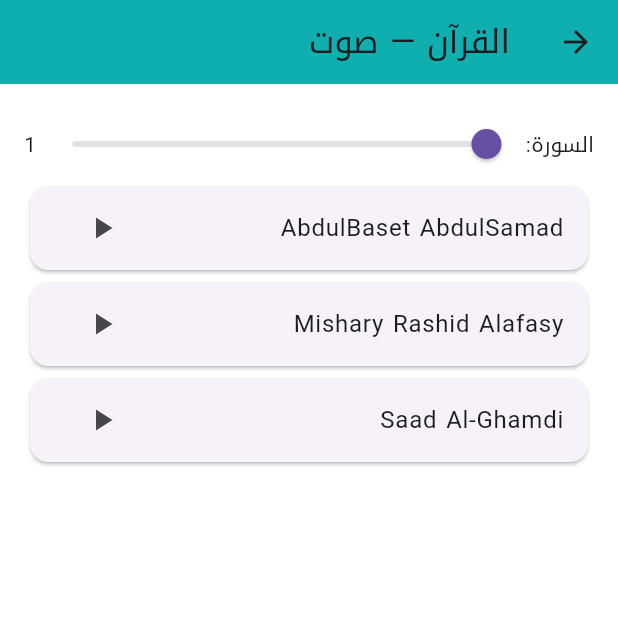
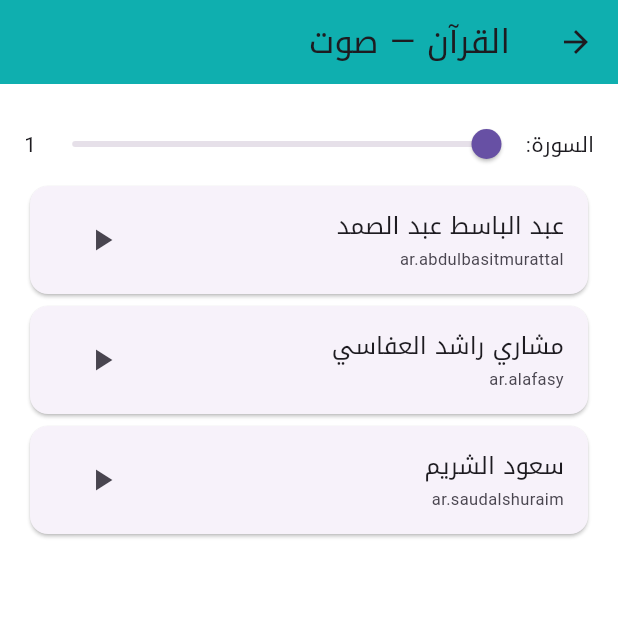
Before and after one commit to AbdoAnany/Muslim-Life, a Flutter app: the QuranRecitersScreen screen opened directly, after a tap on the "play arrow" icon, on a phone screen of 412 x 824 dp, the top half of it. Run offline on Flutter 3.47's test engine with Material 3 defaults, Android fonts, the phone set to English and light mode, and no system bars; our stand-ins replace assets_audio_player, carousel_slider, dio, flutter_bloc, flutter_local_notifications, flutter_screenutil and 16 more; missing offline and left inert: flutter_qiblah, home_widget, new_version_plus; accounts and stored records are empty; network calls fail.

Commit message:
fix(quran-audio): replace Saad Al-Ghamdi CDN edition (HTTP 403)
ar.saadalgamdi causes just_audio PlatformException -11800 on iOS.
Switch to Shuraim and wrap playback in try/catch with Arabic SnackBar.

```diff
--- a/lib/features/quran_audio/quran_reciters_screen.dart
+++ b/lib/features/quran_audio/quran_reciters_screen.dart
@@ -3,7 +3,7 @@ import 'package:flutter/material.dart';
 import 'package:just_audio/just_audio.dart';
 import 'package:just_audio_background/just_audio_background.dart';
 
-/// Multiple reciters via Al Quran Cloud CDN (streamed; offline text in QuranReader).
+/// Multiple reciters via islamic.network CDN (streamed; offline text in QuranReader).
 class QuranRecitersScreen extends StatefulWidget {
   const QuranRecitersScreen({super.key});
 
@@ -13,23 +13,54 @@ class QuranRecitersScreen extends StatefulWidget {
 
 class _QuranRecitersScreenState extends State<QuranRecitersScreen> {
   final _player = AudioPlayer();
+  bool _loading = false;
+
+  /// Only editions that return HTTP 200 on the audio-surah CDN.
   static const _reciters = [
-    _Reciter('AbdulBaset AbdulSamad', 'ar.abdulbasitmurattal'),
-    _Reciter('Mishary Rashid Alafasy', 'ar.alafasy'),
-    _Reciter('Saad Al-Ghamdi', 'ar.saadalgamdi'),
+    _Reciter('عبد الباسط عبد الصمد', 'ar.abdulbasitmurattal'),
+    _Reciter('مشاري راشد العفاسي', 'ar.alafasy'),
+    _Reciter('سعود الشريم', 'ar.saudalshuraim'),
   ];
   int _surah = 1;
 
   Future<void> _play(_Reciter reciter) async {
     final url =
         'https://cdn.islamic.network/quran/audio-surah/128/${reciter.edition}/$_surah.mp3';
+    setState(() {
+      _loading = true;
+    });
+    try {
+      await _player.stop();
       await _player.setAudioSource(
         AudioSource.uri(
           Uri.parse(url),
-        tag: MediaItem(id: url, title: 'سورة $_surah', artist: reciter.name),
+          tag: MediaItem(
+            id: url,
+            title: 'سورة $_surah',
+            artist: reciter.name,
+          ),
         ),
       );
       await _player.play();
+    } catch (e) {
+      if (!mounted) return;
+      ScaffoldMessenger.of(context).showSnackBar(
+        SnackBar(
+          content: Text('تعذر تشغيل الصوت: ${_shortError(e)}'),
+          backgroundColor: Colors.red.shade700,
+        ),
+      );
+    } finally {
+      if (mounted) setState(() => _loading = false);
+    }
+  }
+
+  String _shortError(Object e) {
+    final s = e.toString();
+    if (s.contains('11800')) {
+      return 'الملف غير متاح أو الشبكة فشلت';
+    }
+    return s.length > 120 ? '${s.substring(0, 120)}…' : s;
   }
 
   @override
@@ -43,7 +74,10 @@ class _QuranRecitersScreenState extends State<QuranRecitersScreen> {
     return Directionality(
       textDirection: TextDirection.rtl,
       child: Scaffold(
-        appBar: AppBar(title: const Text('القرآن — صوت'), backgroundColor: kMainColor),
+        appBar: AppBar(
+          title: const Text('القرآن — صوت'),
+          backgroundColor: kMainColor,
+        ),
         body: ListView(
           padding: const EdgeInsets.all(16),
           children: [
@@ -57,19 +91,23 @@ class _QuranRecitersScreenState extends State<QuranRecitersScreen> {
                     divisions: 113,
                     value: _surah.toDouble(),
                     label: '$_surah',
-                    onChanged: (v) => setState(() => _surah = v.round()),
+                    onChanged: _loading
+                        ? null
+                        : (v) => setState(() => _surah = v.round()),
                   ),
                 ),
                 Text('$_surah'),
               ],
             ),
+            if (_loading) const LinearProgressIndicator(),
             ..._reciters.map(
               (r) => Card(
                 child: ListTile(
                   title: Text(r.name),
+                  subtitle: Text(r.edition, style: const TextStyle(fontSize: 11)),
                   trailing: IconButton(
                     icon: const Icon(Icons.play_arrow),
-                    onPressed: () => _play(r),
+                    onPressed: _loading ? null : () => _play(r),
                   ),
                 ),
               ),
```
Lines whose indentation alone changed are shown as unchanged.
